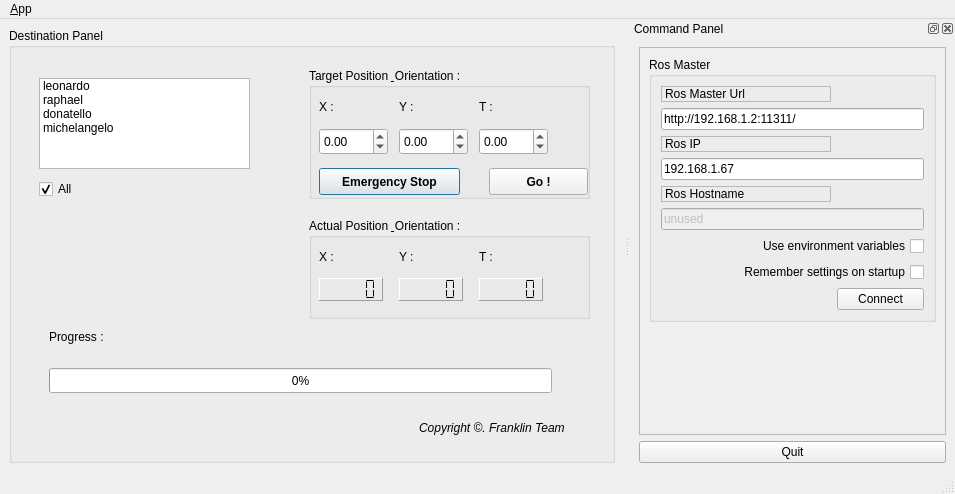
Qt form ui/main_window.ui (FranklinTeam/franklin_gui) before a commit.
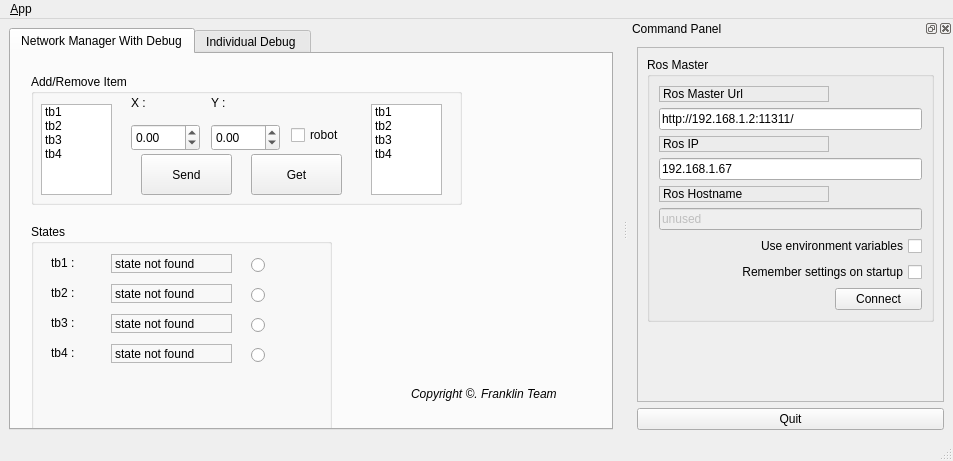
The same form after that commit. Icons and pictures are not drawn.

Commit message: Added debug gui for 4 turtlebot in a network

The edit to the form file:
```diff
--- a/ui/main_window.ui
+++ b/ui/main_window.ui
@@ -6,8 +6,8 @@
    <rect>
     <x>0</x>
     <y>0</y>
-    <width>955</width>
-    <height>494</height>
+    <width>953</width>
+    <height>461</height>
    </rect>
   </property>
   <property name="windowTitle">
@@ -23,23 +23,442 @@
   <widget class="QWidget" name="centralwidget">
    <layout class="QHBoxLayout">
     <item>
+     <widget class="QTabWidget" name="tabWidget">
+      <property name="currentIndex">
+       <number>0</number>
+      </property>
+      <widget class="QWidget" name="tab">
+       <attribute name="title">
+        <string>Network Manager With Debug</string>
+       </attribute>
+       <widget class="QGroupBox" name="groupBox_5">
+        <property name="geometry">
+         <rect>
+          <x>20</x>
+          <y>20</y>
+          <width>431</width>
+          <height>131</height>
+         </rect>
+        </property>
+        <property name="title">
+         <string>Add/Remove Item</string>
+        </property>
+        <widget class="QListWidget" name="listWidget_robot">
+         <property name="geometry">
+          <rect>
+           <x>10</x>
+           <y>30</y>
+           <width>71</width>
+           <height>91</height>
+          </rect>
+         </property>
+         <item>
+          <property name="text">
+           <string>tb1</string>
+          </property>
+         </item>
+         <item>
+          <property name="text">
+           <string>tb2</string>
+          </property>
+         </item>
+         <item>
+          <property name="text">
+           <string>tb3</string>
+          </property>
+         </item>
+         <item>
+          <property name="text">
+           <string>tb4</string>
+          </property>
+         </item>
+        </widget>
+        <widget class="QPushButton" name="pushButton_set">
+         <property name="geometry">
+          <rect>
+           <x>110</x>
+           <y>80</y>
+           <width>91</width>
+           <height>41</height>
+          </rect>
+         </property>
+         <property name="text">
+          <string>Send</string>
+         </property>
+        </widget>
+        <widget class="QLabel" name="label_22">
+         <property name="geometry">
+          <rect>
+           <x>180</x>
+           <y>20</y>
+           <width>67</width>
+           <height>17</height>
+          </rect>
+         </property>
+         <property name="text">
+          <string>Y :</string>
+         </property>
+        </widget>
+        <widget class="QDoubleSpinBox" name="doubleSpinBox_X_2">
+         <property name="geometry">
+          <rect>
+           <x>100</x>
+           <y>50</y>
+           <width>69</width>
+           <height>27</height>
+          </rect>
+         </property>
+         <property name="minimum">
+          <double>-4.000000000000000</double>
+         </property>
+         <property name="maximum">
+          <double>4.000000000000000</double>
+         </property>
+         <property name="singleStep">
+          <double>0.250000000000000</double>
+         </property>
+        </widget>
+        <widget class="QDoubleSpinBox" name="doubleSpinBox_Y_2">
+         <property name="geometry">
+          <rect>
+           <x>180</x>
+           <y>50</y>
+           <width>69</width>
+           <height>27</height>
+          </rect>
+         </property>
+         <property name="minimum">
+          <double>-4.000000000000000</double>
+         </property>
+         <property name="maximum">
+          <double>4.000000000000000</double>
+         </property>
+         <property name="singleStep">
+          <double>0.250000000000000</double>
+         </property>
+        </widget>
+        <widget class="QLabel" name="label_20">
+         <property name="geometry">
+          <rect>
+           <x>100</x>
+           <y>20</y>
+           <width>67</width>
+           <height>17</height>
+          </rect>
+         </property>
+         <property name="text">
+          <string>X :</string>
+         </property>
+        </widget>
+        <widget class="QPushButton" name="pushButton_get">
+         <property name="geometry">
+          <rect>
+           <x>220</x>
+           <y>80</y>
+           <width>91</width>
+           <height>41</height>
+          </rect>
+         </property>
+         <property name="text">
+          <string>Get</string>
+         </property>
+        </widget>
+        <widget class="QCheckBox" name="checkBox_toO">
+         <property name="geometry">
+          <rect>
+           <x>260</x>
+           <y>50</y>
+           <width>71</width>
+           <height>22</height>
+          </rect>
+         </property>
+         <property name="text">
+          <string>robot</string>
+         </property>
+        </widget>
+        <widget class="QListWidget" name="listWidget_target">
+         <property name="geometry">
+          <rect>
+           <x>340</x>
+           <y>30</y>
+           <width>71</width>
+           <height>91</height>
+          </rect>
+         </property>
+         <item>
+          <property name="text">
+           <string>tb1</string>
+          </property>
+         </item>
+         <item>
+          <property name="text">
+           <string>tb2</string>
+          </property>
+         </item>
+         <item>
+          <property name="text">
+           <string>tb3</string>
+          </property>
+         </item>
+         <item>
+          <property name="text">
+           <string>tb4</string>
+          </property>
+         </item>
+        </widget>
+       </widget>
+       <widget class="QGroupBox" name="groupBox_6">
+        <property name="geometry">
+         <rect>
+          <x>20</x>
+          <y>170</y>
+          <width>301</width>
+          <height>211</height>
+         </rect>
+        </property>
+        <property name="title">
+         <string>States</string>
+        </property>
+        <widget class="QLabel" name="display1">
+         <property name="geometry">
+          <rect>
+           <x>80</x>
+           <y>30</y>
+           <width>121</width>
+           <height>19</height>
+          </rect>
+         </property>
+         <property name="frameShape">
+          <enum>QFrame::StyledPanel</enum>
+         </property>
+         <property name="frameShadow">
+          <enum>QFrame::Raised</enum>
+         </property>
+         <property name="text">
+          <string>state not found</string>
+         </property>
+        </widget>
+        <widget class="QLabel" name="label_12">
+         <property name="geometry">
+          <rect>
+           <x>20</x>
+           <y>30</y>
+           <width>51</width>
+           <height>17</height>
+          </rect>
+         </property>
+         <property name="text">
+          <string>tb1 :</string>
+         </property>
+        </widget>
+        <widget class="QLabel" name="label_13">
+         <property name="geometry">
+          <rect>
+           <x>20</x>
+           <y>60</y>
+           <width>51</width>
+           <height>17</height>
+          </rect>
+         </property>
+         <property name="text">
+          <string>tb2 :</string>
+         </property>
+        </widget>
+        <widget class="QLabel" name="display2">
+         <property name="geometry">
+          <rect>
+           <x>80</x>
+           <y>60</y>
+           <width>121</width>
+           <height>19</height>
+          </rect>
+         </property>
+         <property name="frameShape">
+          <enum>QFrame::StyledPanel</enum>
+         </property>
+         <property name="frameShadow">
+          <enum>QFrame::Raised</enum>
+         </property>
+         <property name="text">
+          <string>state not found</string>
+         </property>
+        </widget>
+        <widget class="QLabel" name="label_15">
+         <property name="geometry">
+          <rect>
+           <x>20</x>
+           <y>90</y>
+           <width>51</width>
+           <height>17</height>
+          </rect>
+         </property>
+         <property name="text">
+          <string>tb3 :</string>
+         </property>
+        </widget>
+        <widget class="QLabel" name="display3">
+         <property name="geometry">
+          <rect>
+           <x>80</x>
+           <y>90</y>
+           <width>121</width>
+           <height>19</height>
+          </rect>
+         </property>
+         <property name="frameShape">
+          <enum>QFrame::StyledPanel</enum>
+         </property>
+         <property name="frameShadow">
+          <enum>QFrame::Raised</enum>
+         </property>
+         <property name="text">
+          <string>state not found</string>
+         </property>
+        </widget>
+        <widget class="QLabel" name="label_17">
+         <property name="geometry">
+          <rect>
+           <x>20</x>
+           <y>120</y>
+           <width>51</width>
+           <height>17</height>
+          </rect>
+         </property>
+         <property name="text">
+          <string>tb4 :</string>
+         </property>
+        </widget>
+        <widget class="QLabel" name="display4">
+         <property name="geometry">
+          <rect>
+           <x>80</x>
+           <y>120</y>
+           <width>121</width>
+           <height>19</height>
+          </rect>
+         </property>
+         <property name="frameShape">
+          <enum>QFrame::StyledPanel</enum>
+         </property>
+         <property name="frameShadow">
+          <enum>QFrame::Raised</enum>
+         </property>
+         <property name="text">
+          <string>state not found</string>
+         </property>
+        </widget>
+        <widget class="QRadioButton" name="radio1">
+         <property name="geometry">
+          <rect>
+           <x>220</x>
+           <y>30</y>
+           <width>91</width>
+           <height>22</height>
+          </rect>
+         </property>
+         <property name="text">
+          <string/>
+         </property>
+         <property name="checkable">
+          <bool>false</bool>
+         </property>
+         <property name="autoExclusive">
+          <bool>false</bool>
+         </property>
+        </widget>
+        <widget class="QRadioButton" name="radio2">
+         <property name="geometry">
+          <rect>
+           <x>220</x>
+           <y>60</y>
+           <width>81</width>
+           <height>22</height>
+          </rect>
+         </property>
+         <property name="text">
+          <string/>
+         </property>
+         <property name="checkable">
+          <bool>false</bool>
+         </property>
+         <property name="autoExclusive">
+          <bool>false</bool>
+         </property>
+        </widget>
+        <widget class="QRadioButton" name="radio3">
+         <property name="geometry">
+          <rect>
+           <x>220</x>
+           <y>90</y>
+           <width>81</width>
+           <height>22</height>
+          </rect>
+         </property>
+         <property name="text">
+          <string/>
+         </property>
+         <property name="checkable">
+          <bool>false</bool>
+         </property>
+         <property name="autoExclusive">
+          <bool>false</bool>
+         </property>
+        </widget>
+        <widget class="QRadioButton" name="radio4">
+         <property name="geometry">
+          <rect>
+           <x>220</x>
+           <y>120</y>
+           <width>81</width>
+           <height>22</height>
+          </rect>
+         </property>
+         <property name="text">
+          <string/>
+         </property>
+         <property name="checkable">
+          <bool>false</bool>
+         </property>
+         <property name="autoExclusive">
+          <bool>false</bool>
+         </property>
+        </widget>
+       </widget>
+       <widget class="QLabel" name="label_19">
+        <property name="geometry">
+         <rect>
+          <x>400</x>
+          <y>330</y>
+          <width>191</width>
+          <height>20</height>
+         </rect>
+        </property>
+        <property name="font">
+         <font>
+          <italic>true</italic>
+         </font>
+        </property>
+        <property name="text">
+         <string>Copyright ©. Franklin Team</string>
+        </property>
+       </widget>
+      </widget>
+      <widget class="QWidget" name="tab_2">
+       <attribute name="title">
+        <string>Individual Debug </string>
+       </attribute>
      <widget class="QGroupBox" name="groupBox_2">
+        <property name="geometry">
+         <rect>
+          <x>10</x>
+          <y>10</y>
+          <width>611</width>
+          <height>568</height>
+         </rect>
+        </property>
       <property name="title">
        <string>Destination Panel</string>
       </property>
-      <widget class="QProgressBar" name="progressBar_INFO">
-       <property name="geometry">
-        <rect>
-         <x>40</x>
-         <y>340</y>
-         <width>503</width>
-         <height>25</height>
-        </rect>
-       </property>
-       <property name="value">
-        <number>0</number>
-       </property>
-      </widget>
       <widget class="QGroupBox" name="groupBox_3">
        <property name="geometry">
         <rect>
@@ -190,19 +609,6 @@
         </property>
        </widget>
       </widget>
-      <widget class="QLabel" name="label_7">
-       <property name="geometry">
-        <rect>
-         <x>40</x>
-         <y>300</y>
-         <width>111</width>
-         <height>17</height>
-        </rect>
-       </property>
-       <property name="text">
-        <string>Progress :</string>
-       </property>
-      </widget>
       <widget class="QListWidget" name="listWidget">
        <property name="geometry">
         <rect>
@@ -214,22 +620,22 @@
        </property>
        <item>
         <property name="text">
-         <string>leonardo</string>
+           <string>tb1</string>
         </property>
        </item>
        <item>
         <property name="text">
-         <string>raphael</string>
+           <string>tb2</string>
         </property>
        </item>
        <item>
         <property name="text">
-         <string>donatello</string>
+           <string>tb3</string>
         </property>
        </item>
        <item>
         <property name="text">
-         <string>michelangelo</string>
+           <string>tb4</string>
         </property>
        </item>
       </widget>
@@ -410,6 +816,8 @@
        </widget>
       </widget>
      </widget>
+      </widget>
+     </widget>
     </item>
    </layout>
   </widget>
@@ -418,7 +826,7 @@
     <rect>
      <x>0</x>
      <y>0</y>
-     <width>955</width>
+     <width>953</width>
      <height>25</height>
     </rect>
    </property>
```
Lines whose indentation alone changed are shown as unchanged. The commit also changes 8 other files.
